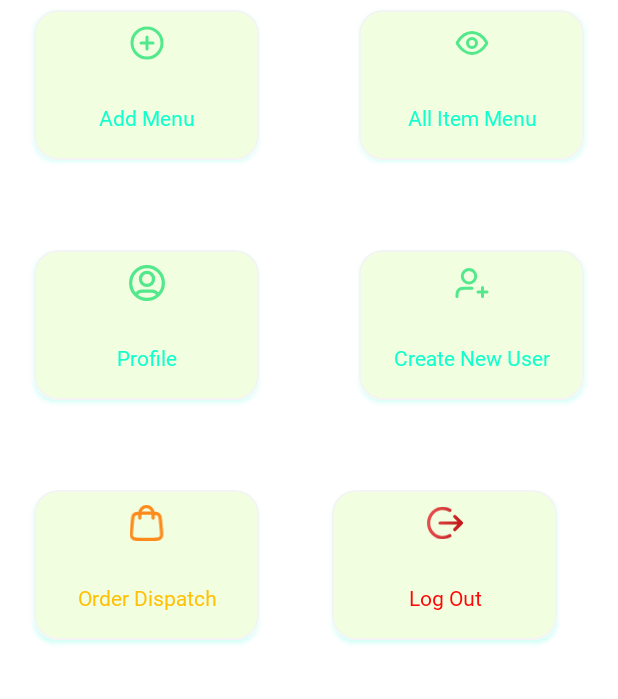
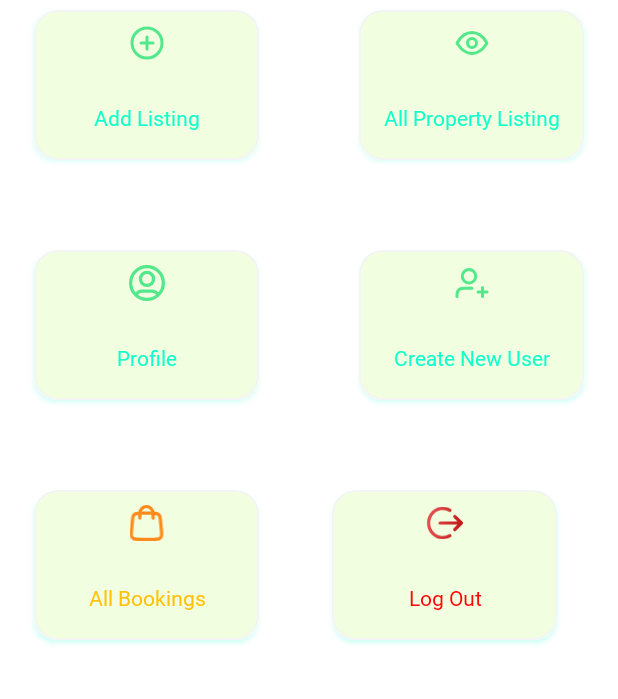
Before and after one commit to leemutai/AdminHostelFinder, an Android app: the screen it shows after launch once a user with an empty profile is signed in (MainActivity), on a phone screen of 412 x 824 dp. Shown: the part 371-1070 px from the top of the screen. Run offline under Robolectric (Android 15) with nearby library versions, the phone set to English and light mode, and no system bars; our stand-ins replace Firebase (no records; nobody signed in at launch, a user with empty details on screens opened directly).

Commit message:
updated activity main

```diff
--- a/app/src/main/res/layout/activity_main.xml
+++ b/app/src/main/res/layout/activity_main.xml
@@ -211,7 +211,7 @@
                 android:layout_width="wrap_content"
                 android:layout_height="wrap_content"
                 android:fontFamily="@font/yeon_sung"
-                android:text="Add Menu"
+                android:text="Add Listing"
                 android:layout_marginTop="28dp"
                 android:textColor="@color/textColor"
                 app:layout_constraintEnd_toEndOf="@+id/imageView6"
@@ -250,7 +250,7 @@
                 android:layout_width="wrap_content"
                 android:layout_height="wrap_content"
                 android:fontFamily="@font/yeon_sung"
-                android:text="All Item Menu"
+                android:text="All Property Listing"
                 android:layout_marginTop="28dp"
                 android:textColor="@color/textColor"
                 app:layout_constraintEnd_toEndOf="@+id/imageView7"
@@ -368,7 +368,7 @@
                 android:layout_height="wrap_content"
                 android:layout_marginTop="28dp"
                 android:fontFamily="@font/yeon_sung"
-                android:text="Order Dispatch"
+                android:text="All Bookings"
                 android:textColor="#FFC107"
                 app:layout_constraintEnd_toEndOf="@+id/imageView10"
                 app:layout_constraintStart_toStartOf="@+id/imageView10"
```
